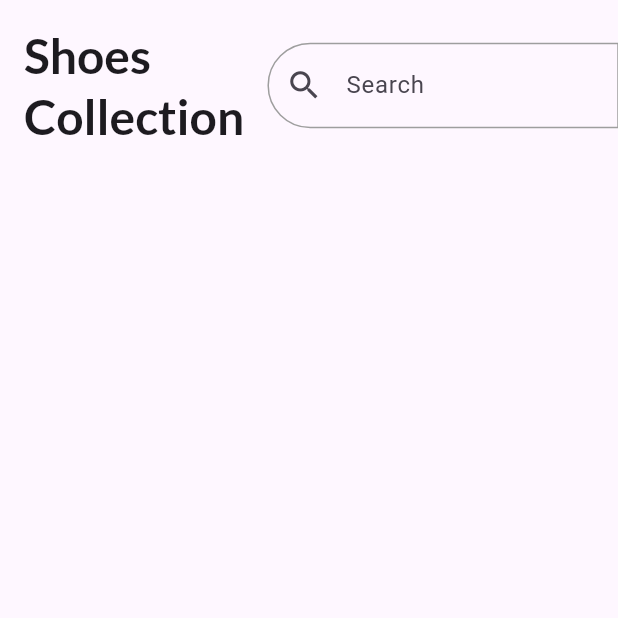
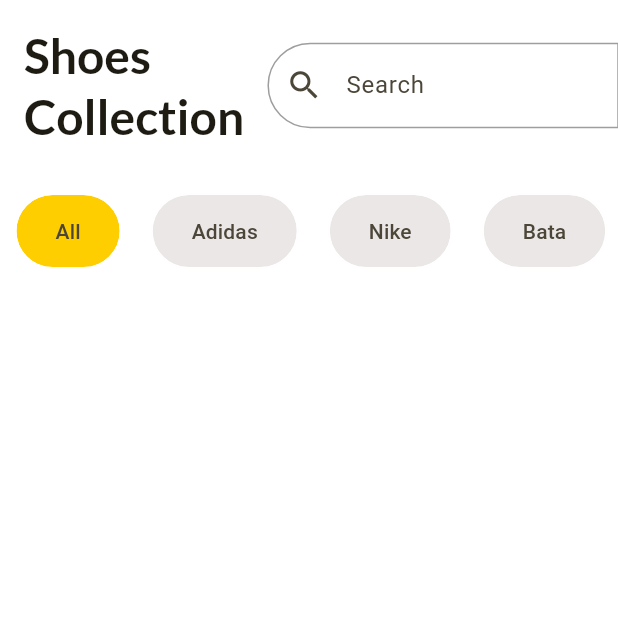
Before and after one commit to VannetNang/small-shopping-app-flutter, a Flutter app: the screen it shows after launch, on a phone screen of 412 x 824 dp, the top half of it. Run offline on Flutter 3.47's test engine with Material 3 defaults, Android fonts, the phone set to English and light mode, and no system bars.

Commit message:
- feat(home): add chip filter feature on home screen

```diff
--- a/lib/Views/home_screen.dart
+++ b/lib/Views/home_screen.dart
@@ -1,8 +1,13 @@
 import 'package:flutter/material.dart';
 
-class HomeScreen extends StatelessWidget {
+class HomeScreen extends StatefulWidget {
   const HomeScreen({super.key});
 
+  @override
+  State<HomeScreen> createState() => _HomeScreenState();
+}
+
+class _HomeScreenState extends State<HomeScreen> {
   final border = const OutlineInputBorder(
     borderRadius: BorderRadius.horizontal(
       left: Radius.circular(32),
@@ -14,6 +19,9 @@
       strokeAlign: BorderSide.strokeAlignCenter,
     ),
   );
+
+  final List<String> filteredItems = ['All', 'Adidas', 'Nike', 'Bata'];
+  String selectedItem = 'All';
 
   @override
   Widget build(BuildContext context) {
@@ -46,6 +54,43 @@
                 ),
               ],
             ),
+
+            // Filtered cards
+            SizedBox(
+              height: 80,
+              child: ListView.builder(
+                scrollDirection: Axis.horizontal,
+                itemCount: filteredItems.length,
+                itemBuilder: (context, index) {
+                  final currentItem = filteredItems[index];
+
+                  return Padding(
+                    padding: const EdgeInsets.symmetric(horizontal: 10),
+                    child: GestureDetector(
+                      onTap: () {
+                        setState(() {
+                          selectedItem = currentItem;
+                        });
+                      },
+                      child: Chip(
+                        label: Text(currentItem),
+                        backgroundColor: selectedItem == currentItem
+                            ? Theme.of(context).colorScheme.primary
+                            : const Color.fromARGB(255, 235, 231, 231),
+                        padding: EdgeInsets.symmetric(
+                          horizontal: 18,
+                          vertical: 14,
+                        ),
+                        shape: RoundedRectangleBorder(
+                          side: BorderSide(color: Colors.white),
+                          borderRadius: BorderRadius.circular(32),
+                        ),
+                      ),
+                    ),
+                  );
+                },
+              ),
+            ),
           ],
         ),
       ),
--- a/lib/main.dart
+++ b/lib/main.dart
@@ -14,6 +14,14 @@
       debugShowCheckedModeBanner: false,
       theme: ThemeData(
         useMaterial3: true,
+        // Force white background
+        scaffoldBackgroundColor: Colors.white,
+
+        // PRIMARY COLORS
+        colorScheme: ColorScheme.fromSeed(
+          seedColor: const Color.fromRGBO(254, 206, 1, 1),
+          primary: const Color.fromRGBO(254, 206, 1, 1),
+        ),
 
         // TEXT STYLE
         textTheme: TextTheme(
```
